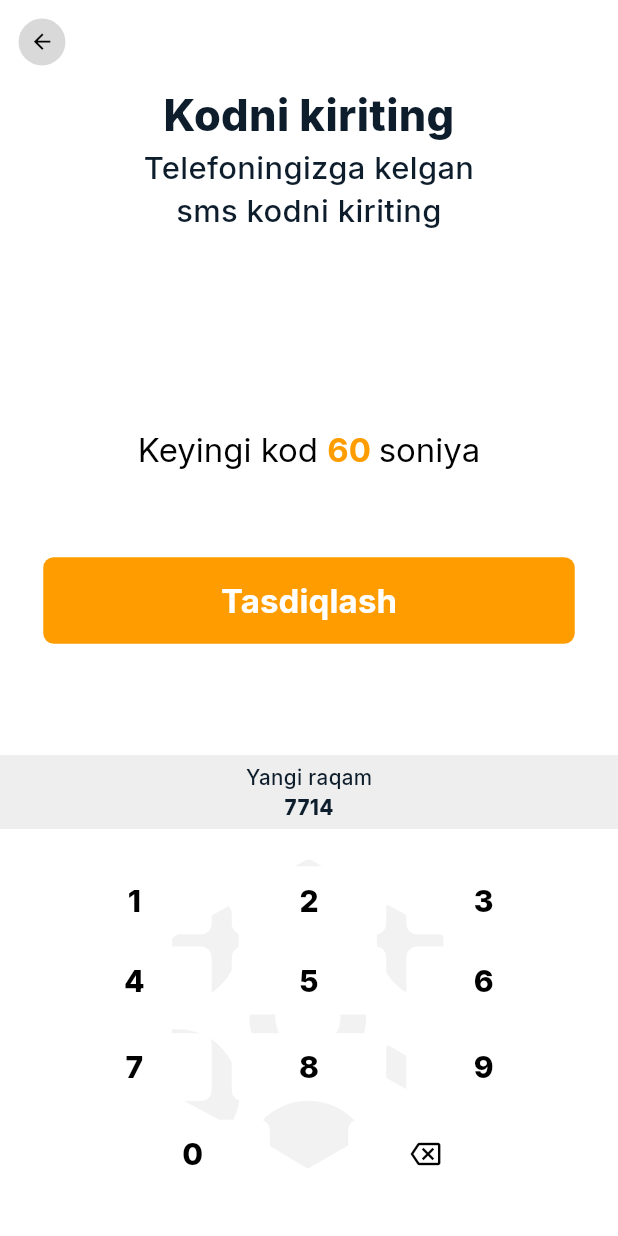
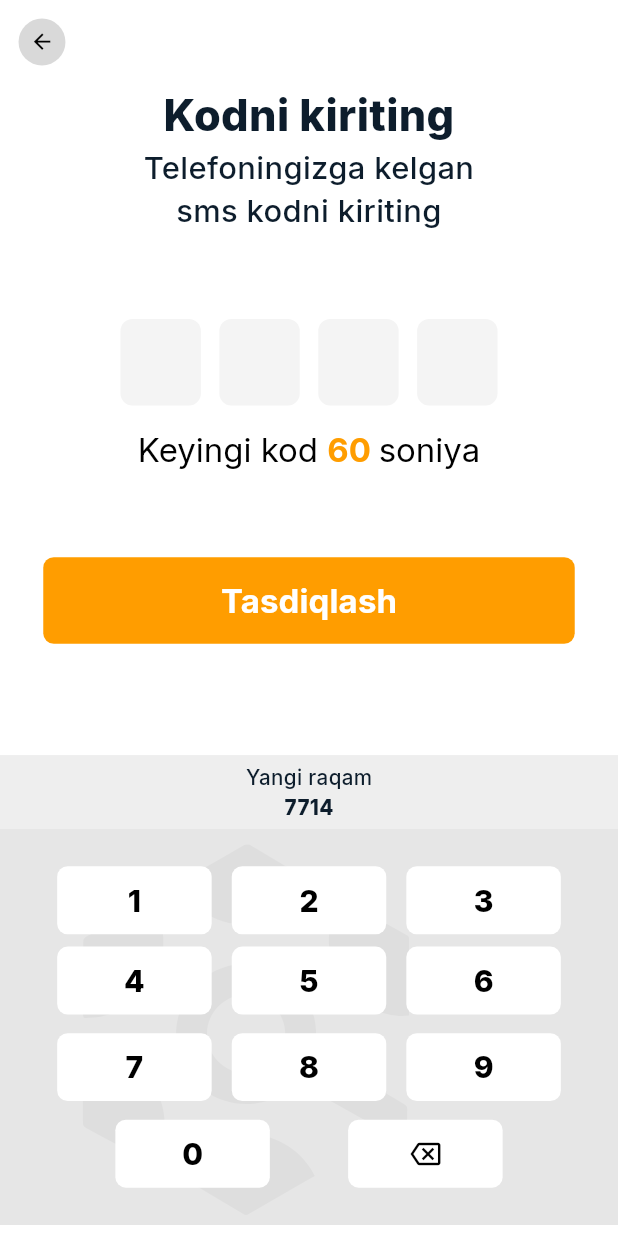
Before and after one commit to OtabekNuriddinov/ish_topdim, a Flutter app: the OTPScreen screen opened by its route, on a phone screen of 412 x 824 dp. Run offline on Flutter 3.47's test engine with Material 3 defaults, Android fonts, the phone set to English and light mode, and no system bars; our stand-ins replace flutter_svg, go_router, google_fonts, shared_preferences, sizer; accounts and stored records are empty.

Commit message:
[022] theme mode lar yaxshilandi

```diff
--- a/lib/features/otp/presentation/OTPScreen.dart
+++ b/lib/features/otp/presentation/OTPScreen.dart
@@ -64,7 +64,7 @@ class _OTPScreenState extends State<OTPScreen> {
                           width: 13.w,
                           height: 7.h,
                           decoration: BoxDecoration(
-                              color: provider.isDarkMode ? Color(0xFF173755) : Themes.white,
+                              color: provider.isDarkMode ? Color(0xFF173755) : Colors.grey.withAlpha(30),
                               borderRadius: BorderRadius.circular(8)),
                           child: Center(
                             child: Text(
@@ -102,7 +102,7 @@ class _OTPScreenState extends State<OTPScreen> {
                         decoration: BoxDecoration(
                           image: DecorationImage(
                             fit: BoxFit.cover,
-                            colorFilter: ColorFilter.mode(provider.isDarkMode ? Color(0xFF0D1D2C) : Themes.white, BlendMode.srcIn),
+                            colorFilter: ColorFilter.mode(provider.isDarkMode ? Color(0xFF0D1D2C) : Color(0xFFE6E6E6), BlendMode.srcIn),
                             image: AssetImage("assets/images/keyboard_back.png"),
                           ),
                         ),
@@ -110,10 +110,10 @@ class _OTPScreenState extends State<OTPScreen> {
                           children: [
                             Positioned(
                               right: 1,
-                              top: 20,
+                              top: 10,
                               child: SvgPicture.asset(
-                                width: 50.h,
-                                  height: 50.w,
+                                width: 60.h,
+                                  height: 60.w,
                                   "assets/images/filter_back_icon.svg"),
                             ),
                             Padding(
```
